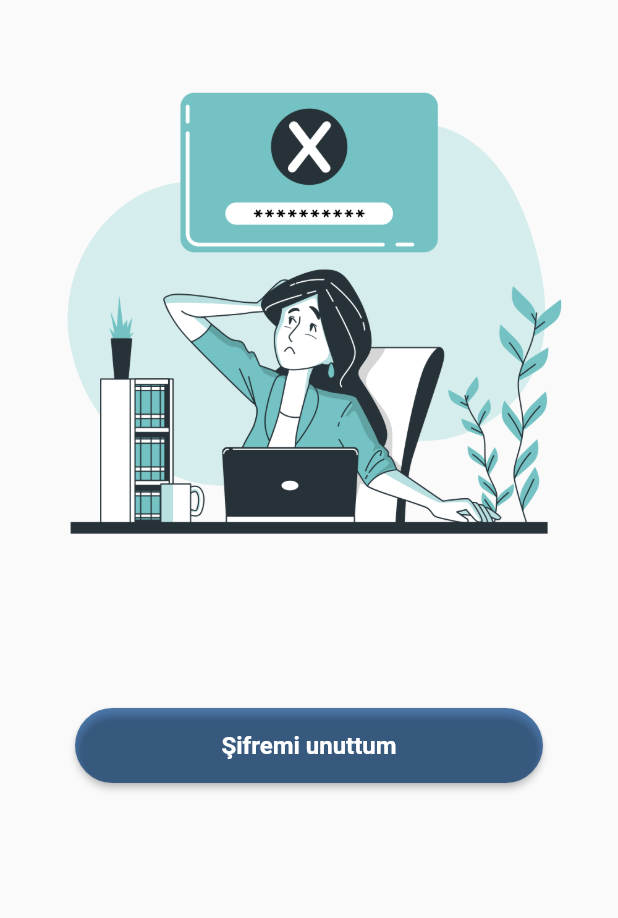
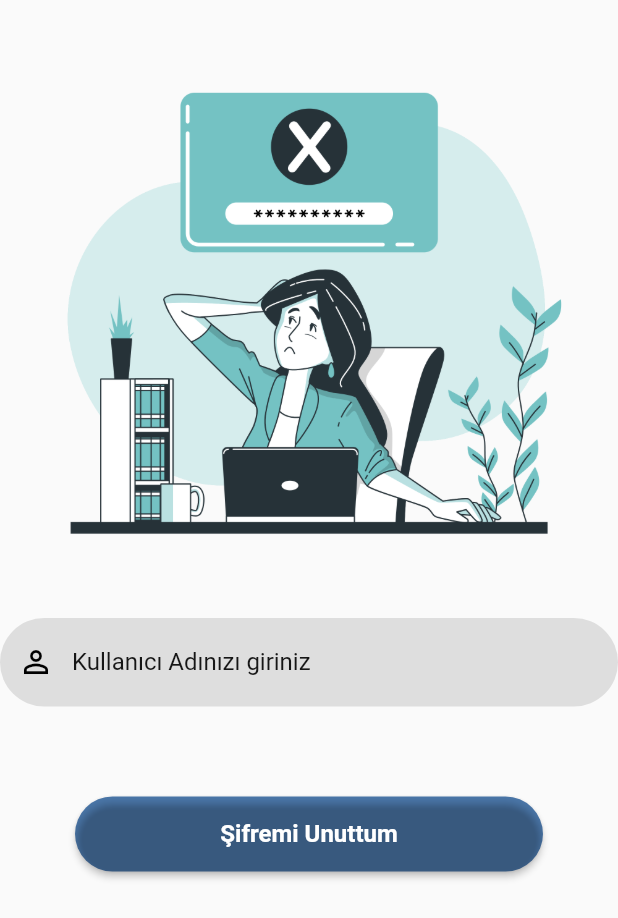
Before and after one commit to Ueliaz/mentallance, a Flutter app: the ForgotPassword screen opened directly, on a phone screen of 412 x 824 dp. Shown: the top 918 px of the screen. Run offline on Flutter 3.47's test engine with Material 2 defaults, Android fonts, the phone set to English and light mode, and no system bars; our stand-ins replace cloud_firestore, firebase_auth, firebase_core, logger; accounts and stored records are empty.

Commit message:
forgot password page

```diff
--- a/lib/services/doctor_auth_service.dart
+++ b/lib/services/doctor_auth_service.dart
@@ -175,3 +175,9 @@ void docSingUn(
     print('Sign up failed: $e');
   }
 }
+
+
+void resetPassword(BuildContext buildContext, econtroller){
+
+
+}
--- a/lib/view/Authentication/forgot_password.dart
+++ b/lib/view/Authentication/forgot_password.dart
@@ -8,6 +8,7 @@ class ForgotPassword extends StatefulWidget {
 }
 
 class _ForgotPasswordState extends State<ForgotPassword> {
+  TextEditingController _emailTextController = TextEditingController();
   @override
   Widget build(BuildContext context) {
     return Scaffold(
@@ -16,12 +17,15 @@ class _ForgotPasswordState extends State<ForgotPassword> {
           child: Column(
             children: [
               Image.asset(forgotimg),
+              reusableTextField("Kullanıcı Adınızı giriniz",
+                  Icons.person_outline, false, _emailTextController),
               Padding(
                 padding: const EdgeInsets.all(50.0),
                 child: reusableButton(
-                    context, 'Şifremi unuttum', colorCollection[1], () {
+                    context, 'Şifremi Unuttum', colorCollection[1], () {
+                      resetPassword(context,_emailTextController);
 
-                }),
+                     }),
               ),
             ],
           ),
```
Also changed, not shown: 1 other file.
